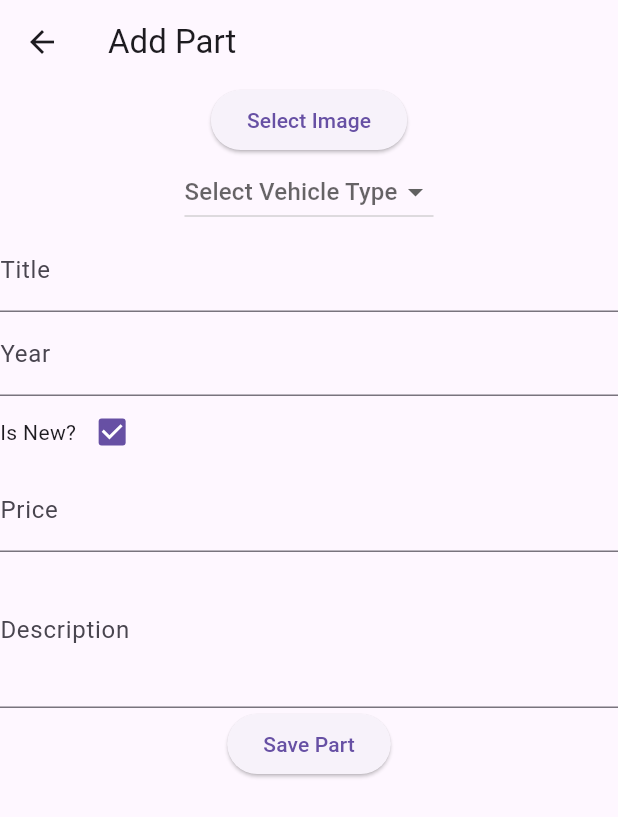
After one commit to Piko59/Vehicle-Spare-Parts-App, a Flutter app: the AddPartScreen screen opened directly, on a phone screen of 412 x 824 dp. The commit adds this screen. Shown: the top 817 px of the screen. Run offline on Flutter 3.47's test engine with Material 3 defaults, Android fonts, the phone set to English and light mode, and no system bars; our stand-ins replace cloud_firestore, firebase_auth, firebase_core, firebase_storage, image_picker, lottie; accounts and stored records are empty.

Commit message:
Ad adding page was added and firebase ad inputs were made.

```diff
--- /dev/null
+++ b/senior_design/lib/models/part_models.dart
@@ -0,0 +1,185 @@
+// Araba Markaları
+enum CarBrand {
+  Honda,
+  Mercedes,
+  Porsche,
+  RollsRoyce,
+  Toyota,
+  Volkswagen,
+}
+
+// Motorsiklet Markaları
+enum MotorcycleBrand {
+  Kawasaki,
+  HarleyDavidson,
+  Ducati,
+  VespaScooter,
+  BMW,
+}
+
+// Bisiklet Markaları
+enum BicycleBrand {
+  Scott,
+  Ghost,
+  Lapierre,
+  Carraro,
+  Salcano,
+  Kron,
+  Bianchi,
+}
+
+// Parça kategorileri
+enum CarPartCategory {
+  AteslemeYakit,
+  Egzoz,
+  Elektrik,
+  Filtre,
+  FrenDebriyaj,
+  IsitmaHavalandirmaKlima,
+  Mekanik,
+  Motor,
+  SanzimanVites,
+  YuruyenDireksiyon,
+}
+
+enum MotorcyclePartCategory {
+  Debriyaj,
+  Egzoz,
+  Elektrik,
+  Fren,
+  Grenaj,
+  Havalandirma,
+  Motor,
+  Suslendirme,
+  Sanziman,
+  Yaglama,
+  YakitSistemi,
+  Yonlendirme,
+}
+
+enum BicyclePartCategory {
+  Gidon,
+  Fren,
+  Rotor,
+  Bilya,
+  Jant,
+  Kadro,
+  CekisParcalari,
+  ElektrikParcalari,
+  Kokpit,
+  Pabuc,
+}
+
+// Parça sınıfları
+class Part {
+  final dynamic vehicleBrand;
+  final String image;
+  final String title;
+  final String brand;
+  final int year;
+  final bool isNew;
+  final double price;
+  final String description;
+  final List<String> comments;
+  final double rating;
+
+  Part({
+    required this.vehicleBrand,
+    required this.image,
+    required this.title,
+    required this.brand,
+    required this.year,
+    required this.isNew,
+    required this.price,
+    required this.description,
+    required this.comments,
+    required this.rating,
+  });
+}
+
+class CarPart extends Part {
+  final CarPartCategory partCategory;
+
+  CarPart({
+    required CarBrand vehicleBrand,
+    required this.partCategory,
+    required String image,
+    required String title,
+    required String brand,
+    required int year,
+    required bool isNew,
+    required double price,
+    required String description,
+    required List<String> comments,
+    required double rating,
+  }) : super(
+          vehicleBrand: vehicleBrand,
+          image: image,
+          title: title,
+          brand: brand,
+          year: year,
+          isNew: isNew,
+          price: price,
+          description: description,
+          comments: comments,
+          rating: rating,
+        );
+}
+
+class MotorcyclePart extends Part {
+  final MotorcyclePartCategory partCategory;
+
+  MotorcyclePart({
+    required MotorcycleBrand vehicleBrand,
+    required this.partCategory,
+    required String image,
+    required String title,
+    required String brand,
+    required int year,
+    required bool isNew,
+    required double price,
+    required String description,
+    required List<String> comments,
+    required double rating,
+  }) : super(
+          vehicleBrand: vehicleBrand,
+          image: image,
+          title: title,
+          brand: brand,
+          year: year,
+          isNew: isNew,
+          price: price,
+          description: description,
+          comments: comments,
+          rating: rating,
+        );
+}
+
+class BicyclePart extends Part {
+  final BicyclePartCategory partCategory;
+
+  BicyclePart({
+    required BicycleBrand vehicleBrand,
+    required this.partCategory,
+    required String image,
+    required String title,
+    required String brand,
+    required int year,
+    required bool isNew,
+    required double price,
+    required String description,
+    required List<String> comments,
+    required double rating,
+  }) : super(
+          vehicleBrand: vehicleBrand,
+          image: image,
+          title: title,
+          brand: brand,
+          year: year,
+          isNew: isNew,
+          price: price,
+          description: description,
+          comments: comments,
+          rating: rating,
+        );
+}
--- /dev/null
+++ b/senior_design/lib/pages/add_part_screen.dart
@@ -0,0 +1,270 @@
+import 'package:flutter/material.dart';
+import 'package:image_picker/image_picker.dart';
+import 'package:firebase_storage/firebase_storage.dart' as firebase_storage;
+import 'package:cloud_firestore/cloud_firestore.dart';
+import 'dart:io';
+import 'package:firebase_auth/firebase_auth.dart';
+import 'dashboard_page.dart';
+
+class AddPartScreen extends StatefulWidget {
+  @override
+  _AddPartScreenState createState() => _AddPartScreenState();
+}
+
+class _AddPartScreenState extends State<AddPartScreen> {
+  File? _image;
+  final picker = ImagePicker();
+  TextEditingController _titleController = TextEditingController();
+  TextEditingController _yearController = TextEditingController();
+  bool _isNew = true;
+  TextEditingController _priceController = TextEditingController();
+  TextEditingController _descriptionController = TextEditingController();
+
+  String? _selectedVehicleType;
+  String? _selectedCategory;
+  String? _selectedBrand;
+
+  final Map<String, List<String>> vehicleCategories = {
+    'Araba': [
+      'Ateşleme & Yakıt',
+      'Egzoz',
+      'Elektrik',
+      'Filtre',
+      'Fren & Debriyaj',
+      'Isıtma & Havalandırma & Klima',
+      'Mekanik',
+      'Motor',
+      'Şanzıman & Vites',
+      'Yürüyen & Direksiyon',
+    ],
+    'Motorsiklet': [
+      'Debriyaj',
+      'Egzoz',
+      'Elektrik',
+      'Fren',
+      'Grenaj',
+      'Havalandırma',
+      'Motor',
+      'Süspansiyon',
+      'Şanzıman',
+      'Yağlama',
+      'Yakıt Sistemi',
+      'Yönlendirme',
+    ],
+    'Bisiklet': [
+      'Gidon',
+      'Fren',
+      'Rotor',
+      'Bilya',
+      'Jant',
+      'Kadro',
+      'Çekiş Parçaları',
+      'Elektrik Parçaları',
+      'Kokpit',
+      'Pabuç',
+    ],
+  };
+
+  final Map<String, List<String>> vehicleBrands = {
+    'Araba': [
+      'Toyota',
+      'Honda',
+      'Ford',
+      'BMW',
+      'Mercedes',
+    ],
+    'Motorsiklet': [
+      'Yamaha',
+      'Honda',
+      'Suzuki',
+      'Kawasaki',
+      'Ducati',
+    ],
+    'Bisiklet': [
+      'Giant',
+      'Trek',
+      'Specialized',
+      'Cannondale',
+      'Bianchi',
+    ],
+  };
+
+  Future<void> _uploadImage() async {
+    final pickedFile = await picker.pickImage(source: ImageSource.gallery);
+
+    if (pickedFile != null) {
+      setState(() {
+        _image = File(pickedFile.path);
+      });
+    }
+  }
+
+  Future<void> _savePart() async {
+    if (_image == null) {
+      ScaffoldMessenger.of(context).showSnackBar(
+        SnackBar(content: Text('Please select an image')),
+      );
+      return;
+    }
+
+    try {
+      final fileName = DateTime.now().millisecondsSinceEpoch.toString();
+      firebase_storage.Reference ref = firebase_storage.FirebaseStorage.instance
+          .ref()
+          .child('parts')
+          .child('$fileName.jpg');
+
+      firebase_storage.UploadTask uploadTask = ref.putFile(_image!);
+      firebase_storage.TaskSnapshot taskSnapshot = await uploadTask;
+
+      final String imageUrl = await taskSnapshot.ref.getDownloadURL();
+
+      await FirebaseFirestore.instance.collection('parts').add({
+        'image_url': imageUrl,
+        'vehicle_type': _selectedVehicleType,
+        'category': _selectedCategory,
+        'brand': _selectedBrand,
+        'title': _titleController.text,
+        'year': int.parse(_yearController.text),
+        'isNew': _isNew,
+        'price': double.parse(_priceController.text),
+        'description': _descriptionController.text,
+      });
+
+      _titleController.clear();
+      _yearController.clear();
+      setState(() {
+        _isNew = true;
+        _image = null;
+        _selectedVehicleType = null;
+        _selectedCategory = null;
+        _selectedBrand = null;
+      });
+      _priceController.clear();
+      _descriptionController.clear();
+
+      ScaffoldMessenger.of(context).showSnackBar(SnackBar(
+        content: Text('Part added successfully!'),
+      ));
+
+      // Navigate back to Dashboard
+      Navigator.pushReplacement(
+        context,
+        MaterialPageRoute(builder: (context) => DashboardPage()),
+      );
+    } catch (e) {
+      print(e);
+      ScaffoldMessenger.of(context).showSnackBar(SnackBar(
+        content: Text('Failed to add part: $e'),
+      ));
+    }
+  }
+
+  @override
+  Widget build(BuildContext context) {
+    return Scaffold(
+      appBar: AppBar(
+        title: Text('Add Part'),
+      ),
+      body: SingleChildScrollView(
+        child: Column(
+          children: [
+            if (_image != null) Image.file(_image!),
+            ElevatedButton(
+              onPressed: _uploadImage,
+              child: Text('Select Image'),
+            ),
+            DropdownButton<String>(
+              value: _selectedVehicleType,
+              hint: Text('Select Vehicle Type'),
+              onChanged: (String? newValue) {
+                setState(() {
+                  _selectedVehicleType = newValue;
+                  _selectedCategory = null;
+                  _selectedBrand = null;
+                });
+              },
+              items: vehicleCategories.keys
+                  .map<DropdownMenuItem<String>>((String value) {
+                return DropdownMenuItem<String>(
+                  value: value,
+                  child: Text(value),
+                );
+              }).toList(),
+            ),
+            if (_selectedVehicleType != null)
+              DropdownButton<String>(
+                value: _selectedCategory,
+                hint: Text('Select Category'),
+                onChanged: (String? newValue) {
+                  setState(() {
+                    _selectedCategory = newValue;
+                  });
+                },
+                items: vehicleCategories[_selectedVehicleType]!
+                    .map<DropdownMenuItem<String>>((String value) {
+                  return DropdownMenuItem<String>(
+                    value: value,
+                    child: Text(value),
+                  );
+                }).toList(),
+              ),
+            if (_selectedVehicleType != null)
+              DropdownButton<String>(
+                value: _selectedBrand,
+                hint: Text('Select Brand'),
+                onChanged: (String? newValue) {
+                  setState(() {
+                    _selectedBrand = newValue;
+                  });
+                },
+                items: vehicleBrands[_selectedVehicleType]!
+                    .map<DropdownMenuItem<String>>((String value) {
+                  return DropdownMenuItem<String>(
+                    value: value,
+                    child: Text(value),
+                  );
+                }).toList(),
+              ),
+            TextField(
+              controller: _titleController,
+              decoration: InputDecoration(labelText: 'Title'),
+            ),
+            TextField(
+              controller: _yearController,
+              keyboardType: TextInputType.number,
+              decoration: InputDecoration(labelText: 'Year'),
+            ),
+            Row(
+              children: [
+                Text('Is New?'),
+                Checkbox(
+                  value: _isNew,
+                  onChanged: (bool? value) {
+                    setState(() {
+                      _isNew = value ?? true;
+                    });
+                  },
+                ),
+              ],
+            ),
+            TextField(
+              controller: _priceController,
+              keyboardType: TextInputType.numberWithOptions(decimal: true),
+              decoration: InputDecoration(labelText: 'Price'),
+            ),
+            TextField(
+              controller: _descriptionController,
+              maxLines: 3,
+              decoration: InputDecoration(labelText: 'Description'),
+            ),
+            ElevatedButton(
+              onPressed: _savePart,
+              child: Text('Save Part'),
+            ),
+          ],
+        ),
+      ),
+    );
+  }
+}
--- a/senior_design/pubspec.yaml
+++ b/senior_design/pubspec.yaml
@@ -12,6 +12,9 @@ dependencies:
     sdk: flutter
   firebase_core: ^2.31.1 # Correct version
   firebase_auth: ^4.7.1  # Correct version
+  cloud_firestore: ^4.17.4
+  firebase_storage: ^11.7.6
+  image_picker: ^1.1.1
   cupertino_icons: ^1.0.6
   lottie: ^3.1.2
 
```
Also changed, not shown: senior_design/lib/pages/dashboard_page.dart (+18 -0 lines), senior_design/pubspec.lock, 5 other files.
